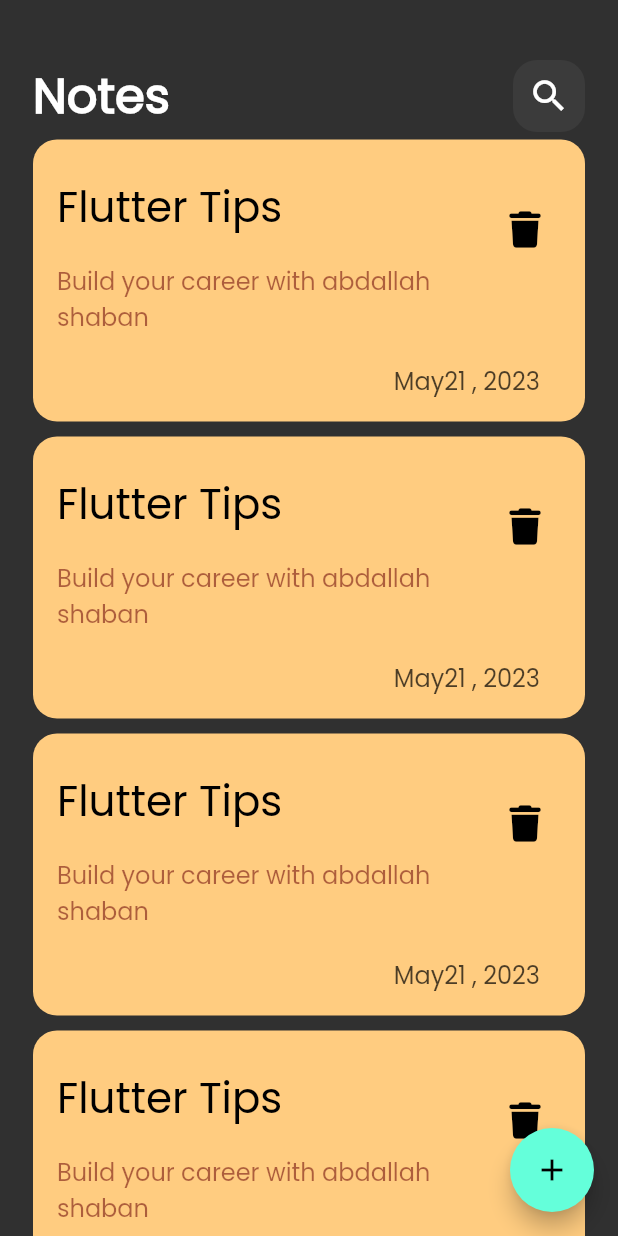
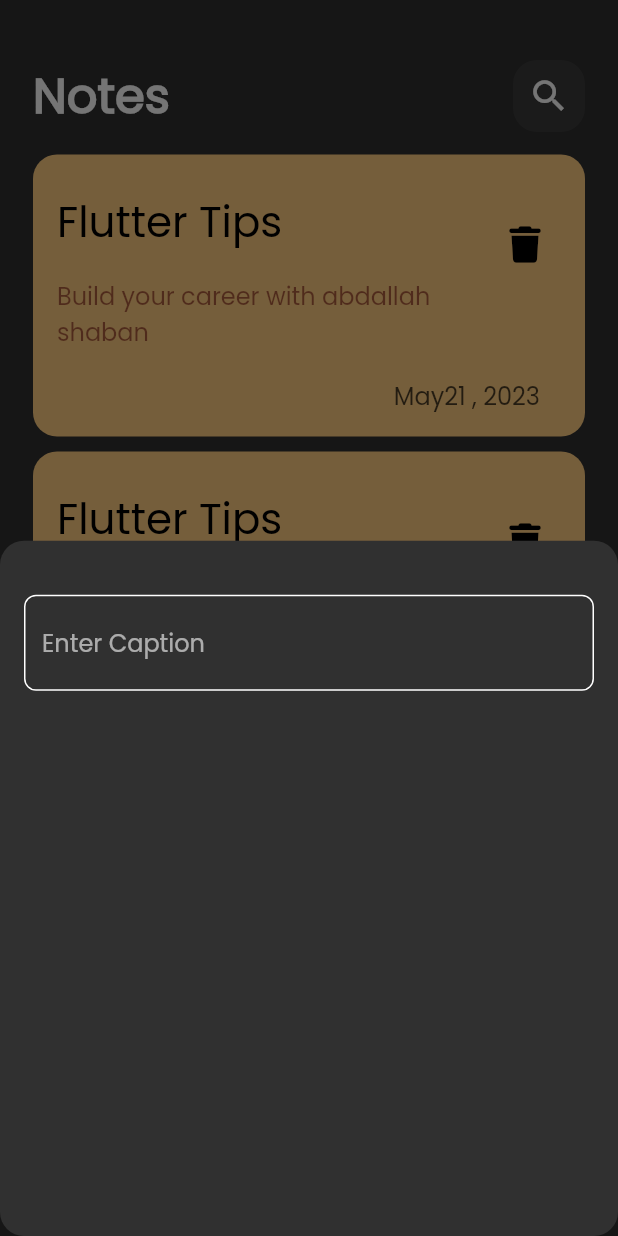
Before and after one commit to abdallahshaba/notes_app, a Flutter app: the screen it shows after launch, after a tap on the "add" icon, on a phone screen of 412 x 824 dp. Run offline on Flutter 3.47's test engine with Material 2 defaults, Android fonts, the phone set to English and light mode, and no system bars; our stand-ins replace font_awesome_flutter.

Commit message:
create textfield and floating action buuton

```diff
--- a/lib/pages/notes_page.dart
+++ b/lib/pages/notes_page.dart
@@ -1,4 +1,5 @@
 import 'package:flutter/material.dart';
+import '../widgets/add_note_buttom_sheet.dart';
 import '../widgets/body.dart';
 
 class NotesView extends StatelessWidget {
@@ -8,7 +9,18 @@ class NotesView extends StatelessWidget {
   Widget build(BuildContext context) {
     return  Scaffold(
       floatingActionButton: FloatingActionButton(
-        onPressed: (){} , child: Icon(Icons.add),
+        onPressed: (){
+          showModalBottomSheet(
+            shape: RoundedRectangleBorder(
+              borderRadius: BorderRadius.circular(16)
+            ),
+            context: context,
+             builder: (context){
+              return const AddNoteBottomSheet();
+             }
+             );
+
+        } , child: const Icon(Icons.add),
         ),
       body: const Body() ,
     );
--- /dev/null
+++ b/lib/widgets/add_note_buttom_sheet.dart
@@ -0,0 +1,21 @@
+import 'package:flutter/cupertino.dart';
+import 'package:note_app2/widgets/custom_textfield.dart';
+
+class AddNoteBottomSheet extends StatelessWidget {
+  const AddNoteBottomSheet({super.key});
+
+  @override
+  Widget build(BuildContext context) {
+    return Padding(
+      padding: const EdgeInsets.symmetric(horizontal: 16),
+      child: Column(
+        children: [
+          SizedBox(
+            height: 36,
+          ),
+          CustomTextField()
+        ],
+      ),
+    );
+  }
+}
--- a/lib/widgets/body.dart
+++ b/lib/widgets/body.dart
@@ -26,13 +26,17 @@ class ListViewBulilder extends StatelessWidget {
 
   @override
   Widget build(BuildContext context) {
-    return ListView.builder(
+    return Padding(
+      padding: const EdgeInsets.symmetric(vertical: 10),
+      child: ListView.builder(
+        padding: EdgeInsets.zero,
         itemBuilder: (context , index){
           return const Padding(
             padding: EdgeInsets.symmetric(vertical: 5),
             child: NoteItem(),
           );
         }
+        ),
     );
   }
 }
--- /dev/null
+++ b/lib/widgets/constants.dart
@@ -0,0 +1,3 @@
+import 'package:flutter/material.dart';
+
+const kPrimaryColor = Color(0xff62FCD7);
--- /dev/null
+++ b/lib/widgets/custom_textfield.dart
@@ -0,0 +1,32 @@
+import 'package:flutter/material.dart';
+import 'package:note_app2/widgets/constants.dart';
+
+class CustomTextField extends StatelessWidget {
+  const CustomTextField({super.key});
+
+  @override
+  Widget build(BuildContext context) {
+    return TextField(
+      cursorColor: kPrimaryColor,
+      decoration: InputDecoration(
+        hintText: "Enter Caption",
+        border: OutlineInputBorder(
+          borderRadius: BorderRadius.circular(8),
+          borderSide: BorderSide(color: Colors.white),
+        ),
+        enabledBorder: OutlineInputBorder(
+          borderRadius: BorderRadius.circular(8),
+          borderSide: BorderSide(
+            color:Colors.white ,
+          ),
+        ),
+        focusedBorder: OutlineInputBorder(
+          borderRadius: BorderRadius.circular(8),
+          borderSide: BorderSide(
+            color: kPrimaryColor
+          )
+        )
+        ),
+      );
+  }
+}
```
Lines whose indentation alone changed are shown as unchanged.
